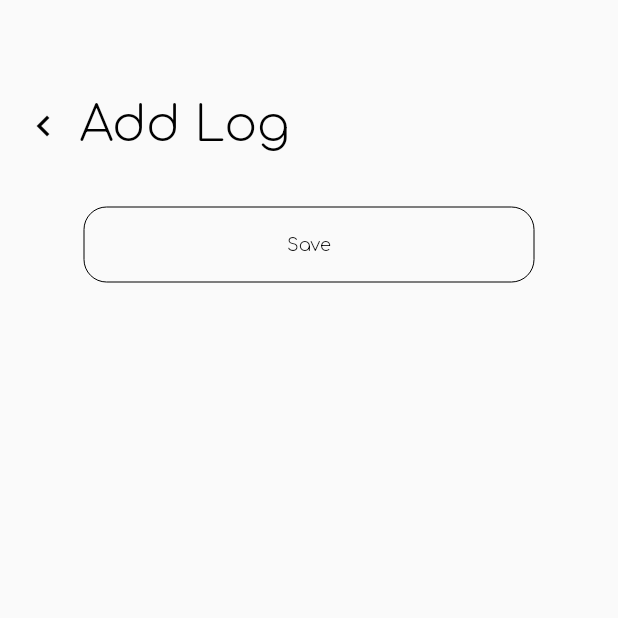
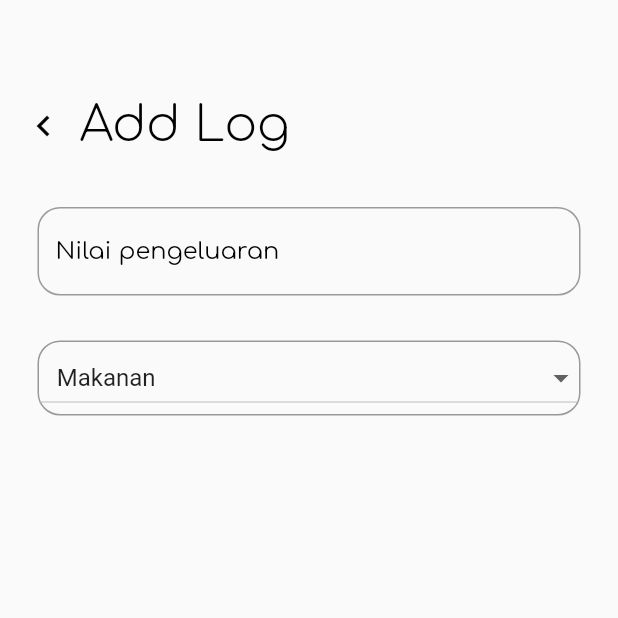
Before and after one commit to MuhamadAjiW/Duit-in, a Flutter app: the AddLogPage screen opened directly, on a phone screen of 412 x 824 dp, the top half of it. Run offline on Flutter 3.47's test engine with Material 2 defaults, Android fonts, the phone set to English and light mode, and no system bars; our stand-ins replace bloc, cloud_firestore, equatable, firebase_auth, firebase_core, flutter_bloc and 1 more; accounts and stored records are empty.

Commit message:
feat: added add log function

```diff
--- a/lib/models/log_model.dart
+++ b/lib/models/log_model.dart
@@ -7,14 +7,14 @@ class LogModel extends Equatable{
   final DateTime waktu;
 
   LogModel({
+    required this.uid,
+    required this.nilai,
     required this.keterangan,
-    required this.nilai,
-    required this.uid,
-    required this.waktu
+    required this.waktu,
   });
 
   @override
   List<Object?> get props {
-    return [keterangan, nilai, uid, waktu];
+    return [uid, nilai, keterangan, waktu];
   }
 }
--- a/lib/theme/theme.dart
+++ b/lib/theme/theme.dart
@@ -7,7 +7,7 @@ const Color white = Color.fromARGB(255, 255, 255, 255);
 const Color gray = Color.fromARGB(255, 153, 153, 153);
 const Color red = Color.fromARGB(255, 255, 100, 100);
 const Color blue = Color.fromARGB(255, 100, 170, 255);
-const Color green = Color.fromARGB(255, 130, 255, 130);
+const Color green = Color.fromARGB(255, 50, 200, 50);
 
 //Fonts
 TextStyle defaultTextTheme = GoogleFonts.comfortaa(color: Colors.black);
--- a/lib/ui/add_log_page.dart
+++ b/lib/ui/add_log_page.dart
@@ -14,7 +14,7 @@ class AddLogPage extends StatefulWidget{
 }
 
 class _AddLogState extends State<AddLogPage>{
-  final TextEditingController testController = TextEditingController(text: '');
+  final TextEditingController valController = TextEditingController(text: '');
 
   Widget openingPlate(){
     return Container(
@@ -44,7 +44,74 @@ class _AddLogState extends State<AddLogPage>{
     );
   }
 
+  Widget inputVal() {
+    return Container(
+        margin: EdgeInsets.symmetric(horizontal: 25),
+        child: TextFormField(
+          controller: valController,
+          obscureText: false,
+          cursorColor: black,
+          decoration: InputDecoration(
+              hintText: 'Nilai pengeluaran',
+              hintStyle: defaultTextTheme,
+              border: OutlineInputBorder(
+                  borderRadius:
+                  BorderRadius.all(Radius.circular(15))
+              )
+          ),
+        )
+    );
+  }
+
+  String _selectedKet = 'Makanan';
+  void dropdownCallback(String? selectedValue){
+    if (selectedValue is String){
+      setState(() {
+        _selectedKet = selectedValue;
+      });
+    }
+  }
+  Widget keteranganCatalog(){
+    return Container(
+      margin: EdgeInsets.symmetric(horizontal: 25),
+      decoration: BoxDecoration(
+          borderRadius: BorderRadius.circular(15),
+          border: Border.all(
+              color: gray,
+              width: 1
+          )
+      ),
+      child: DropdownButton(
+          isExpanded: true,
+          value: _selectedKet,
+          items: const [
+            DropdownMenuItem(child: Text('   Makanan'), value: 'Makanan',),
+            DropdownMenuItem(child: Text('   Transport'), value: 'Transport',),
+            DropdownMenuItem(child: Text('   Housekeeping'), value: 'Housekeeping',),
+            DropdownMenuItem(child: Text('   Internet'), value: 'Internet',),
+            DropdownMenuItem(child: Text('   Bulanan'), value: 'Bulanan',),
+            DropdownMenuItem(child: Text('   Lain-lain'), value: 'Lain-lain',),
+            DropdownMenuItem(child: Text('   Pendapatan'), value: 'Pendapatan',),
+          ],
+          onChanged: dropdownCallback),
+    );
+  }
+
   Widget submitLogButton(){
+    return BlocConsumer<AuthCubit, AuthState>(
+        builder: (context, state){
+          if (state is AuthSuccess){
+            return submitLogButtonPrep(state.user.uid);
+          }
+          else{
+            return nullWidget;
+          }
+        },
+        listener: (context, state){}
+    );
+  }
+
+  Widget submitLogButtonPrep(String uid){
     return BlocConsumer<LogCubit, LogState>(
         builder: (context, state){
           if (state is LogLoading){
@@ -61,7 +128,12 @@ class _AddLogState extends State<AddLogPage>{
               textSize: 12,
               textColor: black,
               onPressed: (){
-                // TODO: Implement add log function
+                context.read<LogCubit>().addLog(
+                  uid: uid,
+                  nilaiRaw: valController.text,
+                  waktu: DateTime.now(),
+                  keterangan: _selectedKet,
+                );
               },
             );
           }
@@ -79,7 +151,19 @@ class _AddLogState extends State<AddLogPage>{
             );
           }
         },
-        listener: (context, state){}
+        listener: (context, state){
+          if (state is LogSuccess){
+            ScaffoldMessenger.of(context).showSnackBar(SnackBar(
+              content: Text("Log added successfully"),
+              backgroundColor: green,
+            ));
+          } else if (state is LogFailed){
+            ScaffoldMessenger.of(context).showSnackBar(SnackBar(
+              content: Text(state.error),
+              backgroundColor: red,
+            ));
+          }
+        }
     );
   }
 
@@ -92,6 +176,10 @@ class _AddLogState extends State<AddLogPage>{
               SizedBox(height: 60,),
               openingPlate(),
               SizedBox(height: 30,),
+              inputVal(),
+              SizedBox(height: 30,),
+              keteranganCatalog(),
+              SizedBox(height: 30,),
               submitLogButton(),
             ],
           ),
```
Also changed, not shown: lib/cubit/log_cubit.dart (+6 -4 lines), lib/services/logs_service.dart (+11 -5 lines).
